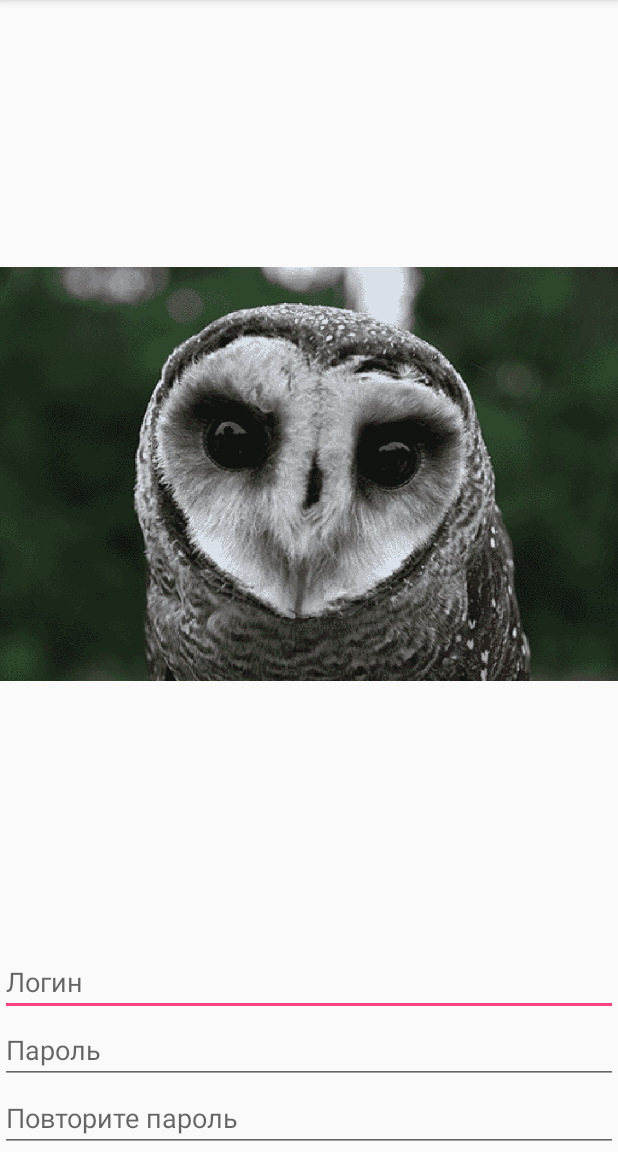
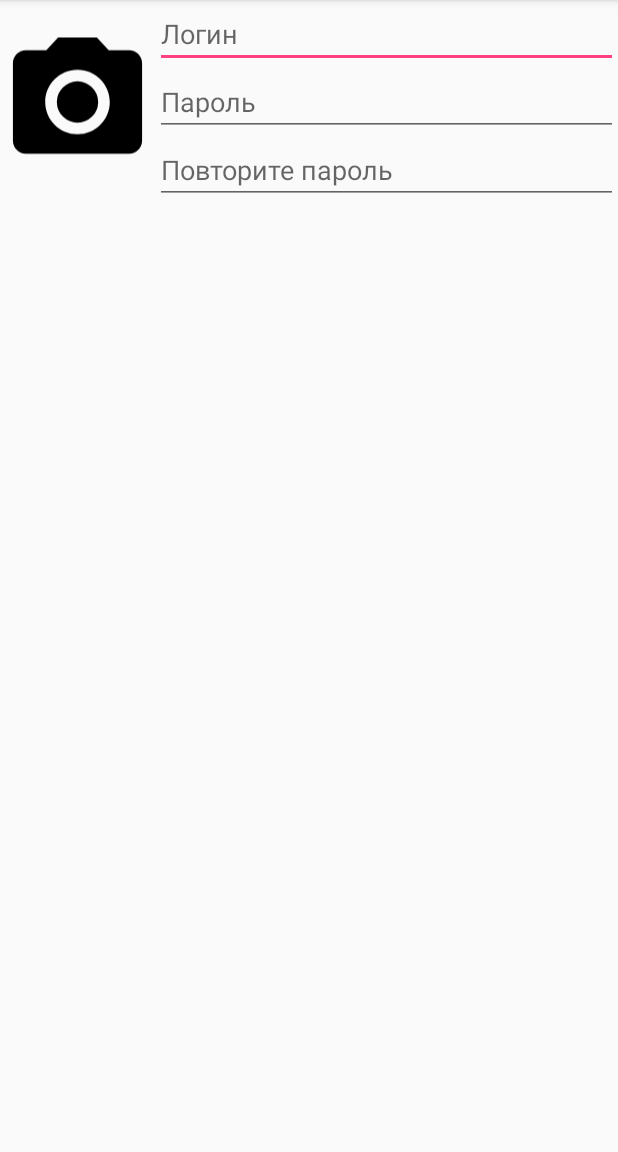
Before and after one commit to DaryaErofeeva/School, an Android app: the MainActivity screen opened directly, with no data from a screen before it, in the side drawer, after a tap on "Tools", on a phone screen of 412 x 824 dp, the part 84-1236 px from its top. Run offline under Robolectric (Android 15) with nearby library versions, the phone set to English and light mode, and no system bars; our stand-ins replace Picasso; libraries missing offline, so code that uses them is left out: com.amigold.fundapter, jp.wasabeef.picasso; pictures from the network do not load; 6 statements that could not run were skipped.

```diff
--- a/app/build.gradle
+++ b/app/build.gradle
@@ -36,9 +36,11 @@ dependencies {
     compile 'jp.wasabeef:picasso-transformations:2.1.0'
     compile 'com.github.amigold.fundapter:library:1.0'
     compile 'com.google.firebase:firebase-messaging:9.4.0'
+    compile 'com.squareup.okhttp3:okhttp:3.7.0'
     testCompile 'junit:junit:4.12'
-    compile 'com.squareup.okhttp3:okhttp:3.7.0'
 }
 
 
+
+
 apply plugin: 'com.google.gms.google-services'
--- a/app/src/main/java/com/bignerdranch/android/school/AccountFragment.java
+++ b/app/src/main/java/com/bignerdranch/android/school/AccountFragment.java
@@ -39,7 +39,11 @@ public class AccountFragment extends Fragment {
                              Bundle savedInstanceState) {
         View view = inflater.inflate(R.layout.fragment_account, container, false);
         mImageView = (ImageView) view.findViewById(R.id.iv_photo);
-        Picasso.with(getContext()).load(R.drawable.owl).transform(new CropCircleTransformation()).into(mImageView);
+        //Picasso
+        //        .with(getContext())
+        //        .load(R.drawable.ic_menu_camera)
+        //        .transform(new CropCircleTransformation())
+        //        .into(mImageView);
         mLoginView = (EditText) view.findViewById(R.id.et_login);
         mPasswordView = (EditText) view.findViewById(R.id.et_password);
         mRepeatPasswordView = (EditText) view.findViewById(R.id.et_repeat_password);
--- a/app/src/main/java/com/bignerdranch/android/school/MainActivity.java
+++ b/app/src/main/java/com/bignerdranch/android/school/MainActivity.java
@@ -12,8 +12,6 @@ import android.support.v7.widget.Toolbar;
 import android.view.MenuItem;
 import android.view.inputmethod.InputMethodManager;
 
-import com.google.firebase.iid.FirebaseInstanceId;
-import com.google.firebase.messaging.FirebaseMessaging;
 import com.kosalgeek.genasync12.AsyncResponse;
 import com.kosalgeek.genasync12.PostResponseAsyncTask;
 
@@ -67,13 +65,13 @@ public class MainActivity extends AppCompatActivity
         // Handle navigation view item clicks here.
         int id = item.getItemId();
 
-        if (id == R.id.nav_camera) {
+        if (id == R.id.nav_users) {
             fragmentManager.beginTransaction().replace(R.id.navigation_header_container, new AccountFragment()).commit();
         } else if (id == R.id.nav_gallery) {
 
-        } else if (id == R.id.nav_slideshow) {
+        } else if (id == R.id.nav_schedule) {
 
-        } else if (id == R.id.nav_manage) {
+        } else if (id == R.id.nav_marks) {
 
         } else if (id == R.id.nav_share) {
 
--- a/app/src/main/res/layout/fragment_account.xml
+++ b/app/src/main/res/layout/fragment_account.xml
@@ -2,14 +2,20 @@
               android:id="@+id/rl_account_fragment"
               android:layout_width="match_parent"
               android:layout_height="wrap_content"
-                android:orientation="vertical">
+              android:orientation="horizontal">
 
     <ImageView
         android:id="@+id/iv_photo"
-        android:layout_width="wrap_content"
-        android:layout_height="wrap_content"
+        android:layout_width="1dp"
+        android:layout_height="match_parent"
         android:layout_weight="1"
-        android:src="@drawable/owl"/>
+        android:src="@drawable/ic_menu_camera"/>
+
+    <LinearLayout
+        android:layout_width="1dp"
+        android:layout_height="match_parent"
+        android:orientation="vertical"
+        android:layout_weight="3">
 
         <EditText
             android:id="@+id/et_login"
@@ -22,14 +28,20 @@
             android:id="@+id/et_password"
             android:layout_width="match_parent"
             android:layout_height="wrap_content"
+            android:layout_below="@+id/et_login"
+            android:layout_toRightOf="@+id/iv_photo"
             android:hint="@string/prompt_password"
-        android:maxLines="1"
-        android:inputType="textPassword"/>
+            android:inputType="textPassword"
+            android:maxLines="1"/>
+
         <EditText
             android:id="@+id/et_repeat_password"
             android:layout_width="match_parent"
             android:layout_height="wrap_content"
+            android:layout_below="@+id/et_password"
+            android:layout_toRightOf="@+id/iv_photo"
             android:hint="@string/prompt_repeat_password"
-        android:maxLines="1"
-        android:inputType="textPassword"/>
+            android:inputType="textPassword"
+            android:maxLines="1"/>
     </LinearLayout>
+</LinearLayout>
--- a/app/src/main/res/menu/activity_main_drawer.xml
+++ b/app/src/main/res/menu/activity_main_drawer.xml
@@ -3,7 +3,7 @@
 
     <group android:checkableBehavior="single">
         <item
-            android:id="@+id/nav_camera"
+            android:id="@+id/nav_users"
             android:icon="@drawable/ic_menu_camera"
             android:title="Добавить пользователя"/>
         <item
@@ -11,11 +11,11 @@
             android:icon="@drawable/ic_menu_gallery"
             android:title="Gallery"/>
         <item
-            android:id="@+id/nav_slideshow"
+            android:id="@+id/nav_schedule"
             android:icon="@drawable/ic_menu_slideshow"
             android:title="Slideshow"/>
         <item
-            android:id="@+id/nav_manage"
+            android:id="@+id/nav_marks"
             android:icon="@drawable/ic_menu_manage"
             android:title="Tools"/>
     </group>
--- a/app/src/main/res/values/strings.xml
+++ b/app/src/main/res/values/strings.xml
@@ -39,4 +39,8 @@
 
     <!-- TODO: Remove or change this placeholder text -->
     <string name="hello_blank_fragment">Hello blank fragment</string>
+    <string name="title_activity_admin_drawer">AdminDrawerActivity</string>
+    <string name="title_activity_teacher_drawer">TeacherDrawerActivity</string>
+    <string name="error_user_without_role">Вход невозможен (пользователь не является администратором/учителем/учеником/родителем)</string>
+    <string name="error_login_failed">Неверный логин или пароль</string>
 </resources>
```
Also changed, not shown: app/src/main/AndroidManifest.xml (+15 -8 lines), app/src/main/java/com/bignerdranch/android/school/LoginActivity.java (+27 -4 lines). Lines whose indentation alone changed are shown as unchanged.
